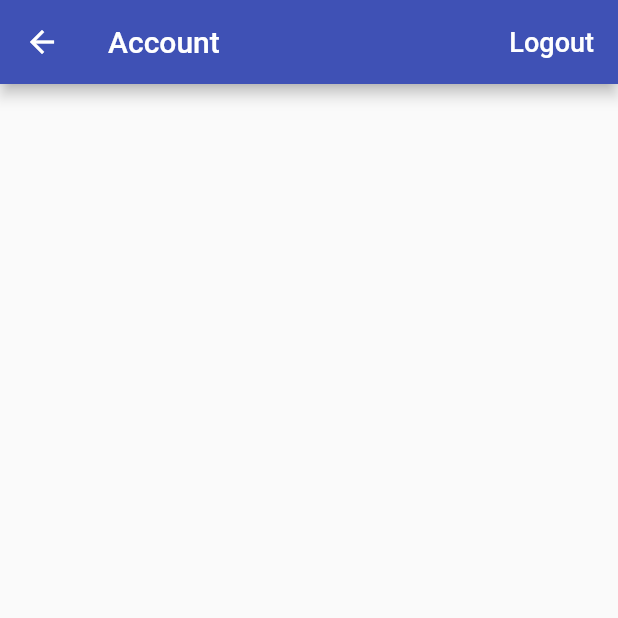
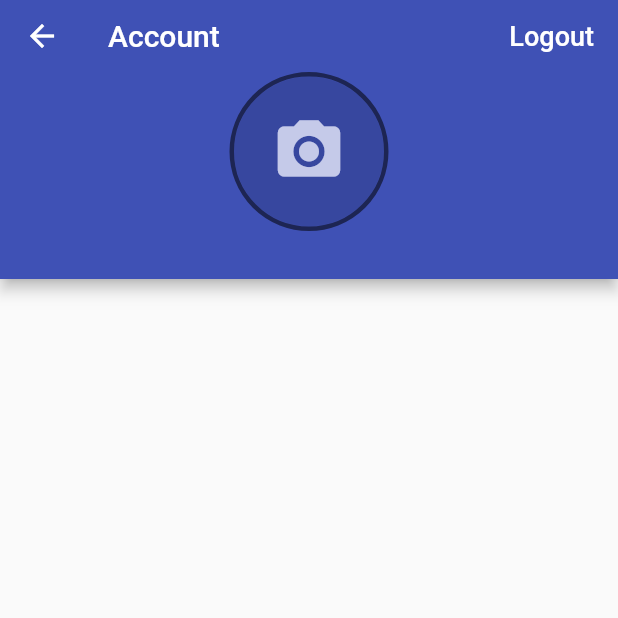
Before and after one commit to ZavbakGit/time_tracker_flutter_course, a Flutter app: the AccountPage screen opened directly, on a phone screen of 412 x 824 dp, the top half of it. Run offline on Flutter 3.47's test engine with Material 2 defaults, Android fonts, the phone set to English and light mode, and no system bars; our stand-ins replace cloud_firestore, firebase_auth, firebase_core, google_sign_in, rxdart; missing offline and left inert: flutter_login_facebook; accounts and stored records are empty.

Commit message:
finished 365

```diff
--- a/lib/app/home/account/account_page.dart
+++ b/lib/app/home/account/account_page.dart
@@ -1,5 +1,7 @@
+import 'package:firebase_auth/firebase_auth.dart';
 import 'package:flutter/material.dart';
 import 'package:provider/provider.dart';
+import 'package:time_tracker_flutter_course/common_widgets/avatar.dart';
 import 'package:time_tracker_flutter_course/common_widgets/show_alert_dialog.dart';
 import 'package:time_tracker_flutter_course/services/auth.dart';
 
@@ -29,6 +31,7 @@ class AccountPage extends StatelessWidget {
 
   @override
   Widget build(BuildContext context) {
+    final auth = Provider.of<AuthBase>(context, listen: false);
     return Scaffold(
       appBar: AppBar(
         title: Text('Account'),
@@ -41,8 +44,29 @@ class AccountPage extends StatelessWidget {
             ),
           )
         ],
+        bottom: PreferredSize(
+          preferredSize: Size.fromHeight(130),
+          child: _buildUserInfo(auth.currentUser),
+        ),
       ),
     );
+  }
 
+  Widget _buildUserInfo(User user) {
+    return Column(
+      children: [
+        Avatar(
+          photoURL: user.photoURL,
+          radius: 50,
+        ),
+        SizedBox(height: 8),
+        if (user.displayName != null)
+          Text(
+            user.displayName,
+            style: TextStyle(color: Colors.white),
+          ),
+        SizedBox(height: 8),
+      ],
+    );
   }
 }
--- /dev/null
+++ b/lib/common_widgets/avatar.dart
@@ -0,0 +1,29 @@
+import 'package:flutter/cupertino.dart';
+import 'package:flutter/material.dart';
+
+class Avatar extends StatelessWidget {
+  const Avatar({Key key, this.photoURL, @required this.radius})
+      : super(key: key);
+
+  final String photoURL;
+  final double radius;
+
+  @override
+  Widget build(BuildContext context) {
+    return Container(
+      decoration: BoxDecoration(
+        shape: BoxShape.circle,
+        border: Border.all(
+          color: Colors.black54,
+          width: 3.0
+        )
+      ),
+      child: CircleAvatar(
+        radius: radius,
+        backgroundColor: Colors.black12,
+        backgroundImage: photoURL != null ? NetworkImage(photoURL) : null,
+        child: photoURL == null ? Icon(Icons.camera_alt,size: radius): null
+      ),
+    );
+  }
+}
```
Also changed, not shown: lib/app/sign_in/email_sin_in_bloc.dart (+7 -8 lines), 1 other file.
